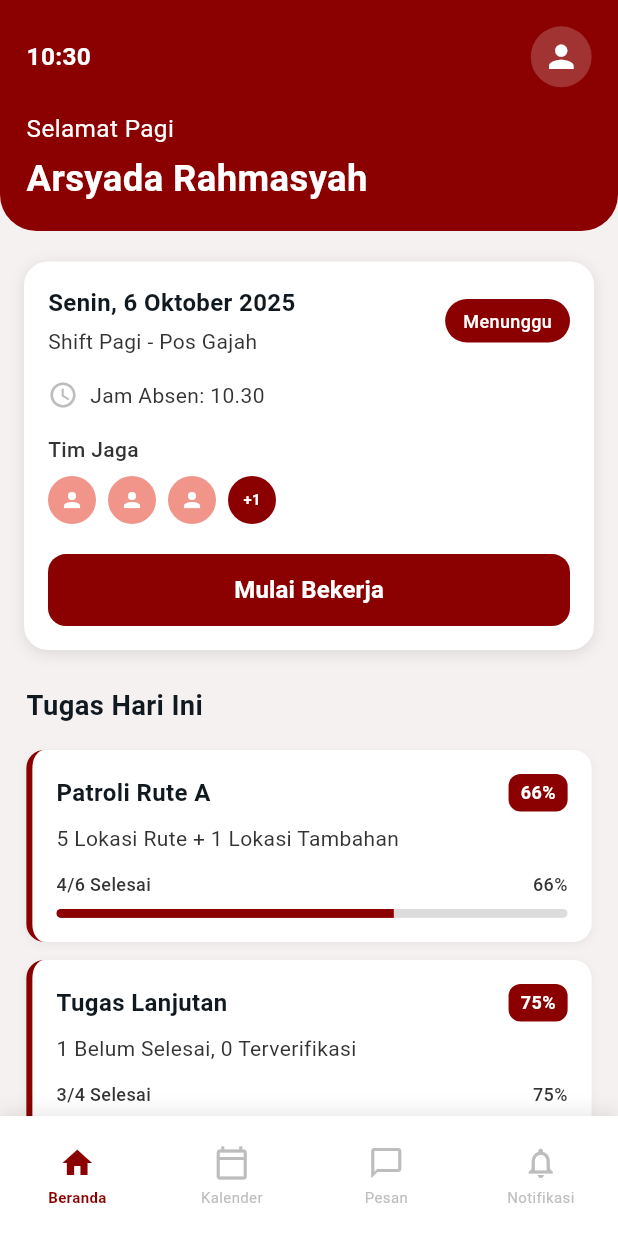
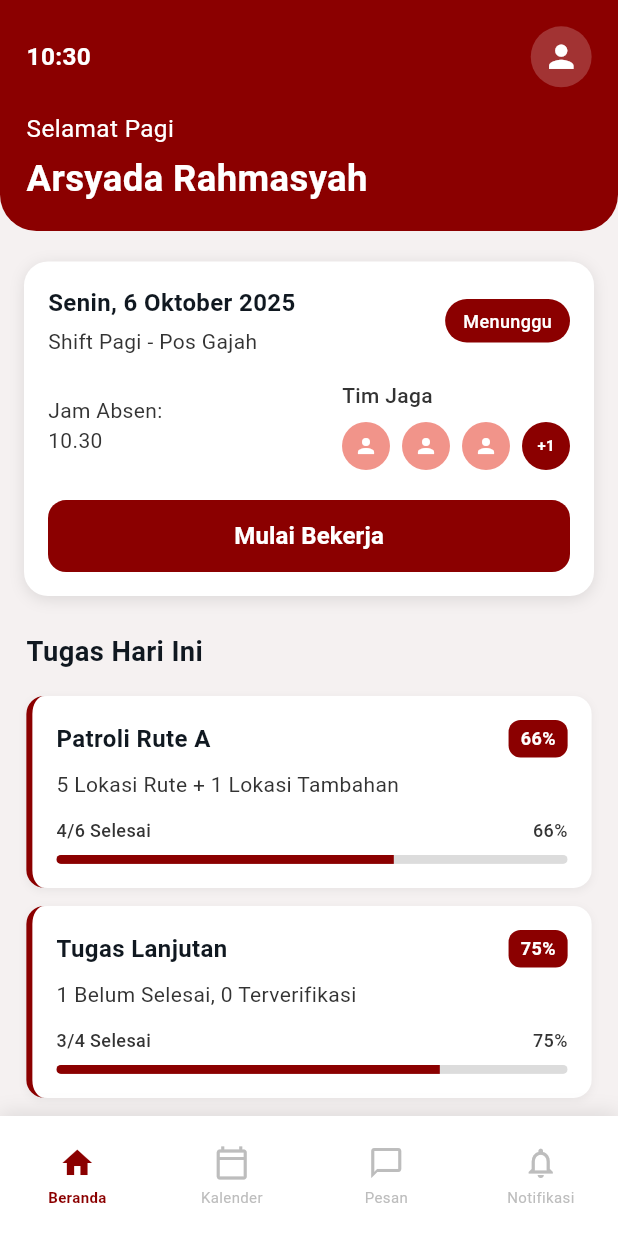
Before and after one commit to chandrabuwana/guardify-app, a Flutter app: the _HomePageView screen opened directly, on a phone screen of 412 x 824 dp. Run offline on Flutter 3.47's test engine with Material 3 defaults, Android fonts, the light colour scheme and no system bars; our stand-ins replace camera, dartz, dio, equatable, file_picker, flutter_bloc and 10 more; accounts and stored records are empty.

Commit message:
fix: home shift

```diff
--- a/lib/features/home/presentation/widgets/menu_grid.dart
+++ b/lib/features/home/presentation/widgets/menu_grid.dart
@@ -88,7 +88,7 @@ class MenuGrid extends StatelessWidget {
                 Stack(
                   children: [
                     Container(
-                      padding: const EdgeInsets.all(12),
+                      padding: const EdgeInsets.all(8),
                       decoration: BoxDecoration(
                         color: babyBlueColor,
                         borderRadius: BorderRadius.circular(12),
--- a/lib/features/home/presentation/widgets/shift_card.dart
+++ b/lib/features/home/presentation/widgets/shift_card.dart
@@ -1,4 +1,5 @@
 import 'package:flutter/material.dart';
+import 'package:flutter_screenutil/flutter_screenutil.dart';
 import 'package:guardify_app/core/design/colors.dart';
 import 'package:guardify_app/features/home/presentation/bloc/home_state.dart';
 
@@ -86,15 +87,20 @@ class ShiftCard extends StatelessWidget {
 
           // Attendance Time Row
           Row(
+            mainAxisAlignment: MainAxisAlignment.spaceBetween,
             children: [
-              const Icon(
-                Icons.access_time,
-                color: neutral50,
-                size: 20,
+              Column(
+                crossAxisAlignment: CrossAxisAlignment.start,
+                children: [
+                  const Text(
+                    'Jam Absen: ',
+                    style: TextStyle(
+                      fontSize: 14,
+                      color: neutral70,
                     ),
-              const SizedBox(width: 8),
+                  ),
                   Text(
-                'Jam Absen: ${attendanceInfo.currentTime}',
+                    attendanceInfo.currentTime,
                     style: const TextStyle(
                       fontSize: 14,
                       color: neutral70,
@@ -102,9 +108,7 @@ class ShiftCard extends StatelessWidget {
                   ),
                 ],
               ),
-
-          const SizedBox(height: 16),
-
+              6.horizontalSpace,
               // Team Members Row
               Row(
                 mainAxisAlignment: MainAxisAlignment.spaceBetween,
@@ -122,6 +126,8 @@ class ShiftCard extends StatelessWidget {
                       ),
                       const SizedBox(height: 8),
                       _buildTeamAvatars(),
+                    ],
+                  ),
                 ],
               ),
             ],
```
Also changed, not shown: lib/features/home/presentation/pages/home_page.dart (+7 -7 lines), 1 other file. Lines whose indentation alone changed are shown as unchanged.
